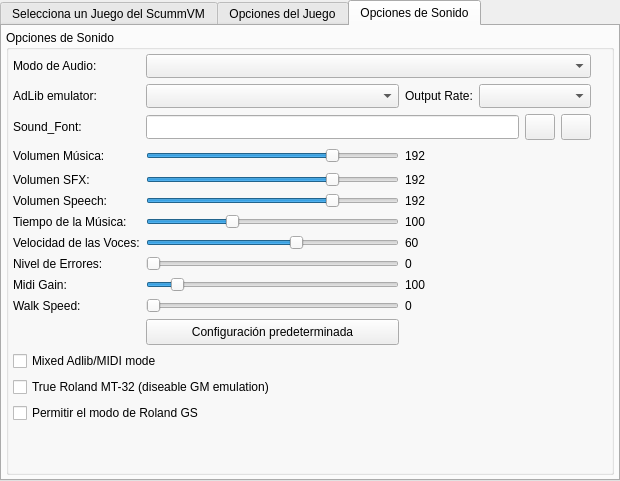
First picture: the form in ui/addedit_scummvm.ui, repository Monthy/gr-lida, before the edit.
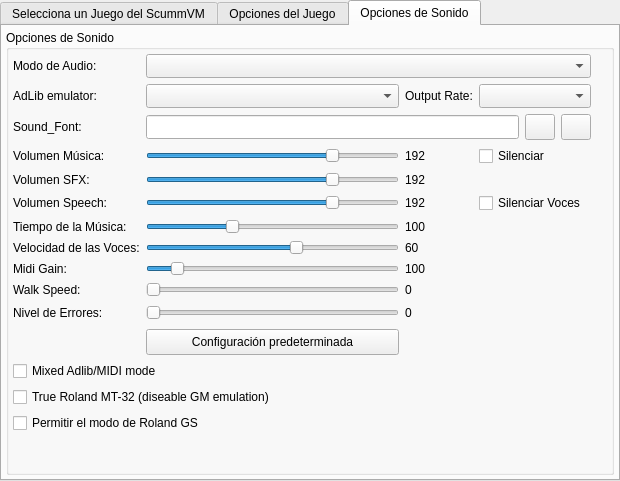
Second picture: the form after the edit. The open tabs and pages were chosen to show the change. Icons and pictures are not drawn.

Commit message: Añadidas las opciones disable_dithering, mute y speech_mute al ScummVM.

Diff of the .ui file:
```diff
--- a/ui/addedit_scummvm.ui
+++ b/ui/addedit_scummvm.ui
@@ -797,22 +797,6 @@
            </property>
           </widget>
          </item>
-         <item row="3" column="3">
-          <spacer name="horizontalSpacer_5">
-           <property name="orientation">
-            <enum>Qt::Horizontal</enum>
-           </property>
-           <property name="sizeType">
-            <enum>QSizePolicy::Preferred</enum>
-           </property>
-           <property name="sizeHint" stdset="0">
-            <size>
-             <width>40</width>
-             <height>20</height>
-            </size>
-           </property>
-          </spacer>
-         </item>
          <item row="4" column="0">
           <widget class="QLabel" name="lb_Svm_15">
            <property name="text">
@@ -948,108 +932,6 @@
            </property>
           </widget>
          </item>
-         <item row="8" column="0">
-          <widget class="QLabel" name="lb_Svm_19">
-           <property name="text">
-            <string>Nivel de Errores:</string>
-           </property>
-          </widget>
-         </item>
-         <item row="8" column="1">
-          <widget class="QSlider" name="h_SliderSvm_debuglevel">
-           <property name="maximum">
-            <number>10</number>
-           </property>
-           <property name="orientation">
-            <enum>Qt::Horizontal</enum>
-           </property>
-          </widget>
-         </item>
-         <item row="8" column="2">
-          <widget class="QLabel" name="posSliderSvm_6">
-           <property name="minimumSize">
-            <size>
-             <width>51</width>
-             <height>0</height>
-            </size>
-           </property>
-           <property name="text">
-            <string>0</string>
-           </property>
-          </widget>
-         </item>
-         <item row="9" column="0">
-          <widget class="QLabel" name="lb_Svm_21">
-           <property name="text">
-            <string>Midi Gain:</string>
-           </property>
-          </widget>
-         </item>
-         <item row="9" column="1">
-          <widget class="QSlider" name="h_SliderSvm_midi_gain">
-           <property name="maximum">
-            <number>1000</number>
-           </property>
-           <property name="value">
-            <number>100</number>
-           </property>
-           <property name="sliderPosition">
-            <number>100</number>
-           </property>
-           <property name="orientation">
-            <enum>Qt::Horizontal</enum>
-           </property>
-          </widget>
-         </item>
-         <item row="9" column="2">
-          <widget class="QLabel" name="posSliderSvm_7">
-           <property name="minimumSize">
-            <size>
-             <width>51</width>
-             <height>0</height>
-            </size>
-           </property>
-           <property name="text">
-            <string>100</string>
-           </property>
-          </widget>
-         </item>
-         <item row="10" column="0">
-          <widget class="QLabel" name="lb_Svm_25">
-           <property name="text">
-            <string>Walk Speed:</string>
-           </property>
-          </widget>
-         </item>
-         <item row="10" column="1">
-          <widget class="QSlider" name="h_SliderSvm_walkspeed">
-           <property name="maximum">
-            <number>4</number>
-           </property>
-           <property name="value">
-            <number>0</number>
-           </property>
-           <property name="sliderPosition">
-            <number>0</number>
-           </property>
-           <property name="orientation">
-            <enum>Qt::Horizontal</enum>
-           </property>
-          </widget>
-         </item>
-         <item row="10" column="2">
-          <widget class="QLabel" name="posSliderSvm_8">
-           <property name="minimumSize">
-            <size>
-             <width>51</width>
-             <height>0</height>
-            </size>
-           </property>
-           <property name="text">
-            <string>0</string>
-           </property>
-          </widget>
-         </item>
          <item row="11" column="1">
           <widget class="QPushButton" name="btnDefectoSvm">
            <property name="minimumSize">
@@ -1067,21 +949,14 @@
            </property>
           </widget>
          </item>
-         <item row="12" column="0" colspan="6">
+         <item row="12" column="0" colspan="2">
           <widget class="QCheckBox" name="chkSvm_multi_midi">
            <property name="text">
             <string>Mixed Adlib/MIDI mode</string>
            </property>
           </widget>
          </item>
-         <item row="13" column="0" colspan="6">
-          <widget class="QCheckBox" name="chkSvm_native_mt32">
-           <property name="text">
-            <string>True Roland MT-32 (diseable GM emulation)</string>
-           </property>
-          </widget>
-         </item>
-         <item row="14" column="0" colspan="6">
+         <item row="14" column="0" colspan="2">
           <widget class="QCheckBox" name="chkSvm_enable_gs">
            <property name="text">
             <string>Permitir el modo de Roland GS</string>
@@ -1125,6 +1000,145 @@
            </property>
           </widget>
          </item>
+         <item row="13" column="0" colspan="2">
+          <widget class="QCheckBox" name="chkSvm_native_mt32">
+           <property name="text">
+            <string>True Roland MT-32 (diseable GM emulation)</string>
+           </property>
+          </widget>
+         </item>
+         <item row="8" column="2">
+          <widget class="QLabel" name="posSliderSvm_7">
+           <property name="minimumSize">
+            <size>
+             <width>51</width>
+             <height>0</height>
+            </size>
+           </property>
+           <property name="text">
+            <string>100</string>
+           </property>
+          </widget>
+         </item>
+         <item row="9" column="2">
+          <widget class="QLabel" name="posSliderSvm_8">
+           <property name="minimumSize">
+            <size>
+             <width>51</width>
+             <height>0</height>
+            </size>
+           </property>
+           <property name="text">
+            <string>0</string>
+           </property>
+          </widget>
+         </item>
+         <item row="10" column="2">
+          <widget class="QLabel" name="posSliderSvm_6">
+           <property name="minimumSize">
+            <size>
+             <width>51</width>
+             <height>0</height>
+            </size>
+           </property>
+           <property name="text">
+            <string>0</string>
+           </property>
+          </widget>
+         </item>
+         <item row="8" column="1">
+          <widget class="QSlider" name="h_SliderSvm_midi_gain">
+           <property name="maximum">
+            <number>1000</number>
+           </property>
+           <property name="value">
+            <number>100</number>
+           </property>
+           <property name="sliderPosition">
+            <number>100</number>
+           </property>
+           <property name="orientation">
+            <enum>Qt::Horizontal</enum>
+           </property>
+          </widget>
+         </item>
+         <item row="9" column="1">
+          <widget class="QSlider" name="h_SliderSvm_walkspeed">
+           <property name="maximum">
+            <number>4</number>
+           </property>
+           <property name="value">
+            <number>0</number>
+           </property>
+           <property name="sliderPosition">
+            <number>0</number>
+           </property>
+           <property name="orientation">
+            <enum>Qt::Horizontal</enum>
+           </property>
+          </widget>
+         </item>
+         <item row="10" column="1">
+          <widget class="QSlider" name="h_SliderSvm_debuglevel">
+           <property name="maximum">
+            <number>10</number>
+           </property>
+           <property name="orientation">
+            <enum>Qt::Horizontal</enum>
+           </property>
+          </widget>
+         </item>
+         <item row="8" column="0">
+          <widget class="QLabel" name="lb_Svm_21">
+           <property name="text">
+            <string>Midi Gain:</string>
+           </property>
+          </widget>
+         </item>
+         <item row="9" column="0">
+          <widget class="QLabel" name="lb_Svm_25">
+           <property name="text">
+            <string>Walk Speed:</string>
+           </property>
+          </widget>
+         </item>
+         <item row="10" column="0">
+          <widget class="QLabel" name="lb_Svm_19">
+           <property name="text">
+            <string>Nivel de Errores:</string>
+           </property>
+          </widget>
+         </item>
+         <item row="10" column="3">
+          <spacer name="horizontalSpacer_5">
+           <property name="orientation">
+            <enum>Qt::Horizontal</enum>
+           </property>
+           <property name="sizeType">
+            <enum>QSizePolicy::Preferred</enum>
+           </property>
+           <property name="sizeHint" stdset="0">
+            <size>
+             <width>40</width>
+             <height>20</height>
+            </size>
+           </property>
+          </spacer>
+         </item>
+         <item row="3" column="3" colspan="3">
+          <widget class="QCheckBox" name="chkSvm_mute">
+           <property name="text">
+            <string>Silenciar</string>
+           </property>
+          </widget>
+         </item>
+         <item row="5" column="3" colspan="3">
+          <widget class="QCheckBox" name="chkSvm_speech_mute">
+           <property name="text">
+            <string>Silenciar Voces</string>
+           </property>
+          </widget>
+         </item>
         </layout>
        </item>
        <item>
```
Left out of the diff: 9 changed lines with no effect on the pictures. The commit also changes 6 other files.
